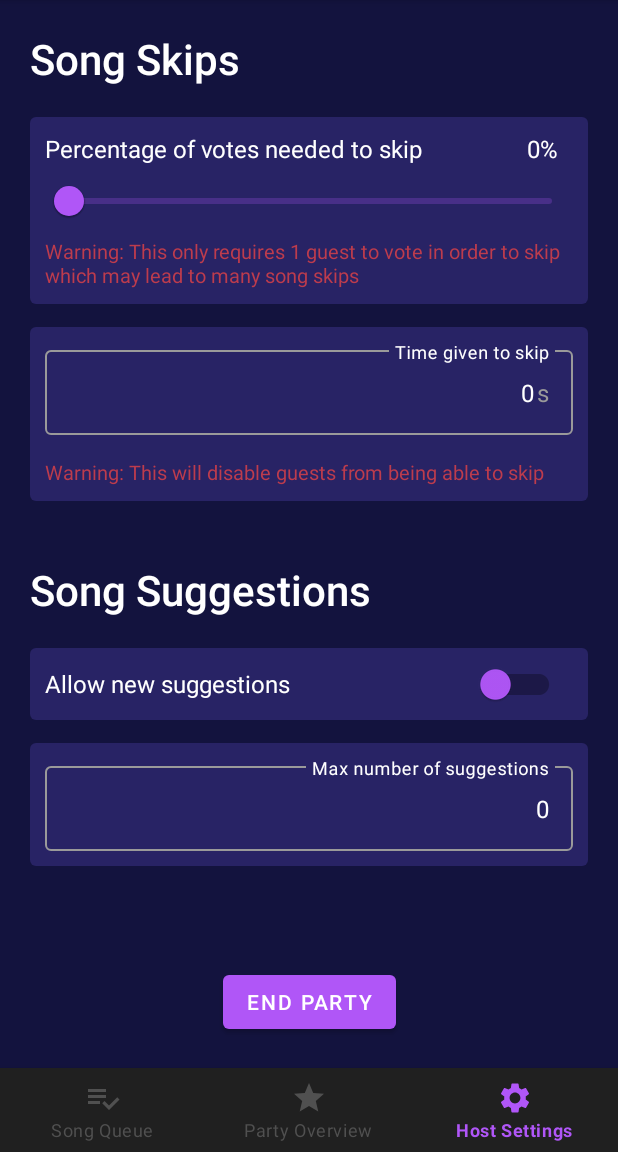
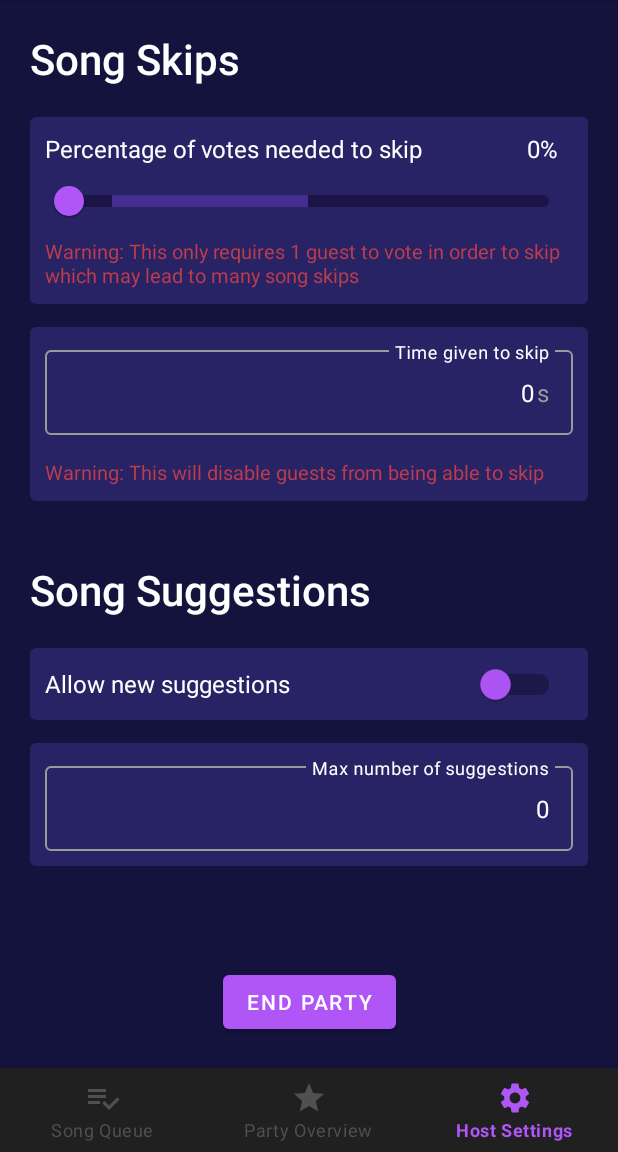
Before and after one commit to toffeegryphon/Jukebox, an Android app: the HostPartyOverviewDuringActivity screen opened directly, with no data from a screen before it, item 3 of the bottom bar chosen, on a phone screen of 412 x 824 dp, the part 84-1236 px from its top. Run offline under Robolectric (Android 15) with nearby library versions, the phone set to English and light mode, and no system bars; our stand-ins replace Firebase (no records; nobody signed in at launch, a user with empty details on screens opened directly), navigation-ui.

Commit message:
Add custom slider for vote skip percentage

```diff
--- /dev/null
+++ b/app/src/main/java/edu/illinois/cs465/jukebox/CustomSliderBar.java
@@ -0,0 +1,105 @@
+package edu.illinois.cs465.jukebox;
+
+import android.annotation.SuppressLint;
+import android.content.Context;
+import android.graphics.Canvas;
+import android.graphics.Paint;
+import android.graphics.Path;
+import android.graphics.Rect;
+import android.graphics.RectF;
+import android.util.AttributeSet;
+
+import java.util.ArrayList;
+
+@SuppressWarnings("deprecation")
+public class CustomSliderBar extends com.google.android.material.slider.Slider {
+    private ArrayList<SliderProgressItem> mProgressItemsList;
+
+    public CustomSliderBar(Context context) {
+        super(context);
+    }
+
+    public CustomSliderBar(Context context, AttributeSet attrs) {
+        super(context, attrs);
+    }
+
+    public CustomSliderBar(Context context, AttributeSet attrs, int defStyle) {
+        super(context, attrs, defStyle);
+    }
+
+    public void initData(ArrayList<SliderProgressItem> progressItemsList) {
+        this.mProgressItemsList = progressItemsList;
+    }
+
+    @Override
+    protected synchronized void onMeasure(int widthMeasureSpec, int heightMeasureSpec) {
+        super.onMeasure(widthMeasureSpec, heightMeasureSpec);
+    }
+
+    @SuppressLint("DrawAllocation")
+    protected void onDraw(Canvas canvas) {
+        if (mProgressItemsList.size() > 0) {
+            int progressBarWidth = getTrackWidth();
+            int progressBarHeight = getTrackHeight() * 2;
+            int lastProgressX = getTrackSidePadding();
+            int progressItemWidth, progressItemRight;
+            int center_vertical = getHeight() / 2;
+            for (int i = 0; i < mProgressItemsList.size(); i++) {
+                SliderProgressItem progressItem = mProgressItemsList.get(i);
+                Paint progressPaint = new Paint();
+                progressPaint.setColor(getResources().getColor(progressItem.color));
+
+                progressItemWidth = (int) (progressItem.progressItemPercentage * progressBarWidth / 100);
+
+                progressItemRight = lastProgressX + progressItemWidth;
+
+                if (i == mProgressItemsList.size() - 1 && progressItemRight != progressBarWidth + getTrackSidePadding()) {
+                    progressItemRight = progressBarWidth + getTrackSidePadding();
+                }
+                RectF progressRect = new RectF();
+                progressRect.set(lastProgressX, center_vertical - (progressBarHeight/2), progressItemRight, center_vertical + (progressBarHeight/2));
+                // canvas.drawRoundRect(progressRect, 50, 50, progressPaint);
+
+                float radius = 40;
+                float[] corners;
+                if (i == 0 && i == mProgressItemsList.size() - 1) {
+                    corners = new float[]{
+                            radius, radius,        // Top left radius in px
+                            radius, radius,        // Top right radius in px
+                            radius, radius,        // Bottom right radius in px
+                            radius, radius,        // Bottom left radius in px
+                    };
+                } else if (i == 0) {
+                    corners = new float[]{
+                            radius, radius,        // Top left radius in px
+                            0, 0,        // Top right radius in px
+                            0, 0,        // Bottom right radius in px
+                            radius, radius,        // Bottom left radius in px
+                    };
+                } else if (i == mProgressItemsList.size() - 1) {
+                    corners = new float[]{
+                            0, 0,        // Top left radius in px
+                            radius, radius,        // Top right radius in px
+                            radius, radius,        // Bottom right radius in px
+                            0, 0,        // Bottom left radius in px
+                    };
+                } else {
+                    corners = new float[]{
+                            0, 0,        // Top left radius in px
+                            0, 0,        // Top right radius in px
+                            0, 0,        // Bottom right radius in px
+                            0, 0         // Bottom left radius in px
+                    };
+                }
+
+                final Path path = new Path();
+                path.addRoundRect(progressRect, corners, Path.Direction.CW);
+                canvas.drawPath(path, progressPaint);
+
+                lastProgressX = progressItemRight;
+            }
+            super.onDraw(canvas);
+        }
+
+    }
+}
--- a/app/src/main/java/edu/illinois/cs465/jukebox/HostSettingFragment.java
+++ b/app/src/main/java/edu/illinois/cs465/jukebox/HostSettingFragment.java
@@ -1,5 +1,7 @@
 package edu.illinois.cs465.jukebox;
 
+import android.content.res.ColorStateList;
+import android.graphics.Color;
 import android.os.Bundle;
 import android.text.Editable;
 import android.text.TextWatcher;
@@ -9,6 +11,8 @@ import android.view.View;
 import android.view.ViewGroup;
 import android.widget.Button;
 import android.widget.EditText;
+import android.widget.LinearLayout;
+import android.widget.SeekBar;
 import android.widget.TextView;
 
 import androidx.appcompat.widget.SwitchCompat;
@@ -19,6 +23,8 @@ import androidx.lifecycle.ViewModelProvider;
 
 import com.google.android.material.internal.TextWatcherAdapter;
 import com.google.android.material.slider.Slider;
+
+import java.util.ArrayList;
 
 import edu.illinois.cs465.jukebox.model.PartyInfo;
 import edu.illinois.cs465.jukebox.viewmodel.HostCreationViewModel;
@@ -35,10 +41,18 @@ public class HostSettingFragment extends SavableFragment {
     private EditText editTimer, editLimit;
     private SwitchCompat switchAllow;
     private Button endPartyButton;
-    private Slider editThreshold;
     private TextView skipThreshold;
     private TextView skipThresholdWarning;
     private TextView skipTimerWarning;
+    private LinearLayout songSuggestionsLayout;
+
+    private CustomSliderBar skipThresholdSlider;
+    private float totalSpan = 100;
+    private float firstOffSpan = 9;
+    private float purpleSpan = 41;
+    private float secondOffSpan = 50;
+    private ArrayList<SliderProgressItem> progressItemList;
+    private SliderProgressItem mProgressItem;
 
     public HostSettingFragment() {
         // Required empty public constructor
@@ -70,9 +84,31 @@ public class HostSettingFragment extends SavableFragment {
         // Inflate the layout for this fragment
         View view = inflater.inflate(R.layout.fragment_host_setting, container, false);
 
-        editThreshold = view.findViewById(R.id.slider_skip_threshold);
+        // Setup custom slider
+        skipThresholdSlider = view.findViewById(R.id.slider_skip_threshold);
+        progressItemList = new ArrayList<SliderProgressItem>();
+
+        mProgressItem = new SliderProgressItem();
+        mProgressItem.progressItemPercentage = ((firstOffSpan / totalSpan) * 100);
+        mProgressItem.color = R.color.purple_1_not_active;
+        progressItemList.add(mProgressItem);
+
+        mProgressItem = new SliderProgressItem();
+        mProgressItem.progressItemPercentage = (purpleSpan / totalSpan) * 100;
+        mProgressItem.color = R.color.purple_1_active;
+        progressItemList.add(mProgressItem);
+
+        mProgressItem = new SliderProgressItem();
+        mProgressItem.progressItemPercentage = (secondOffSpan / totalSpan) * 100;
+        mProgressItem.color = R.color.purple_1_not_active;
+        progressItemList.add(mProgressItem);
+
+        skipThresholdSlider.initData(progressItemList);
+        skipThresholdSlider.invalidate();
+
+
         skipThreshold = view.findViewById(R.id.skip_threshold_number);
-        skipThreshold.setText(getResources().getString(R.string.skip_threshold_number, (int) editThreshold.getValue()));
+        skipThreshold.setText(getResources().getString(R.string.skip_threshold_number, (int) skipThresholdSlider.getValue()));
         skipThresholdWarning = view.findViewById(R.id.skip_threshold_warning_text);
         skipThresholdWarning.setVisibility(View.GONE);
         editTimer = view.findViewById(R.id.edit_skip_timer);
@@ -81,29 +117,36 @@ public class HostSettingFragment extends SavableFragment {
         switchAllow = view.findViewById(R.id.switch_suggestion_allow);
         editLimit = view.findViewById(R.id.edit_suggestion_limit);
         endPartyButton = view.findViewById(R.id.buttonHostSettingsEndParty);
+        songSuggestionsLayout = view.findViewById(R.id.linearLayoutHostSettingsSuggestions);
 
         bindViewModel();
 
         initListeners();
 
-        if(getActivity().getClass() == HostPartyOverviewDuringActivity.class) // If host settings is on the during party screen
+        // Fix bottom padding for when "end party" button is visible
+        if(getActivity().getClass() == HostPartyOverviewDuringActivity.class)
         {
             endPartyButton.setVisibility(View.VISIBLE);
+
+            int padding_in_dp = 116;
+            final float scale = getResources().getDisplayMetrics().density;
+            int padding_in_px = (int) (padding_in_dp * scale + 0.5f);
+            songSuggestionsLayout.setPadding(0, 0, 0, padding_in_px);
         } else {
             endPartyButton.setVisibility(View.GONE);
+            songSuggestionsLayout.setPadding(0,0,0,0);
         }
 
         return view;
     }
 
     private void initListeners() {
-        editThreshold.addOnChangeListener((slider, value, fromUser) -> {
+        skipThresholdSlider.addOnChangeListener((slider, value, fromUser) -> {
                     skipThreshold.setText(getResources().getString(R.string.skip_threshold_number, (int) value));
                     if ((int) value == 0) {
                         skipThresholdWarning.setVisibility(View.VISIBLE);
                         skipThresholdWarning.setText(getResources().getString(R.string.skip_threshold_warning_0));
-            }
-            else if ((int) value < 10) {
+                    } else if ((int) value < 10) {
                         skipThresholdWarning.setVisibility(View.VISIBLE);
                         skipThresholdWarning.setText(getResources().getString(R.string.skip_threshold_warning_too_low, (int) value));
                     } else if ((int) value == 100) {
@@ -116,6 +159,7 @@ public class HostSettingFragment extends SavableFragment {
                         skipThresholdWarning.setVisibility(View.GONE);
                     }
                 });
+
         editTimer.addTextChangedListener(new TextWatcher() {
             public void beforeTextChanged(CharSequence charSequence, int i, int i1, int i2) { }
             public void onTextChanged(CharSequence charSequence, int i, int i1, int i2) { }
@@ -149,7 +193,7 @@ public class HostSettingFragment extends SavableFragment {
     }
 
     public void save() {
-        viewModel.setHostSettingInfo((int) editThreshold.getValue(), Integer.parseInt(editTimer.getText().toString()), Integer.parseInt(editLimit.getText().toString()), switchAllow.isChecked());
+        viewModel.setHostSettingInfo((int) skipThresholdSlider.getValue(), Integer.parseInt(editTimer.getText().toString()), Integer.parseInt(editLimit.getText().toString()), switchAllow.isChecked());
     }
 
     public void bindViewModel() {
@@ -158,19 +202,18 @@ public class HostSettingFragment extends SavableFragment {
 
             @Override
             public void onChanged(PartyInfo partyInfo) {
-                editThreshold.setValue(partyInfo.getSkipThreshold());
+                skipThresholdSlider.setValue(partyInfo.getSkipThreshold());
                 editTimer.setText(String.valueOf(partyInfo.getSkipTimer()));
                 editLimit.setText(String.valueOf(partyInfo.getSuggestionLimit()));
                 switchAllow.setChecked(partyInfo.getAreSuggestionsAllowed());
 
                 if (getActivity().getClass() == HostCreationActivity.class) {
-                    editThreshold.setValue(20);
+                    skipThresholdSlider.setValue(20);
                     editTimer.setText("20");
                     switchAllow.setChecked(true);
                     editLimit.setText("10");
                 }
             }
         });
-
     }
 }
--- /dev/null
+++ b/app/src/main/java/edu/illinois/cs465/jukebox/SliderProgressItem.java
@@ -0,0 +1,6 @@
+package edu.illinois.cs465.jukebox;
+
+public class SliderProgressItem {
+    public int color;
+    public float progressItemPercentage;
+}
--- a/app/src/main/res/layout/fragment_host_setting.xml
+++ b/app/src/main/res/layout/fragment_host_setting.xml
@@ -69,7 +69,7 @@
 
                     </RelativeLayout>
 
-                    <com.google.android.material.slider.Slider
+                    <edu.illinois.cs465.jukebox.CustomSliderBar
                         android:id="@+id/slider_skip_threshold"
                         android:layout_width="match_parent"
                         android:layout_height="wrap_content"
@@ -78,7 +78,9 @@
                         android:valueTo="100"
                         android:stepSize="1"
                         app:tickVisible="false"
-                        android:value="20" />
+                        android:value="20"
+                        app:trackColor="@color/transparent"
+                        android:layout_gravity="center" />
 
                     <TextView
                         android:id="@+id/skip_threshold_warning_text"
--- a/app/src/main/res/values/colors.xml
+++ b/app/src/main/res/values/colors.xml
@@ -2,8 +2,10 @@
 <resources>
     <color name="dark_blue">#13133E</color>
     <color name="purple_1">#B056F7</color>
-    <color name="purple_1_disabled">#39236a</color>
+    <color name="purple_1_not_active">#1c1446</color>
+    <color name="purple_1_active">#462e90</color>
     <color name="purple_2">#8E49F1</color>
+    <color name="purple_background_highlight">#282365</color>
     <color name="indigo">#614EE5</color>
     <color name="spotify_green">#1DB954</color>
     <color name="medium_green">#5EDB91</color>
@@ -14,5 +16,4 @@
     <color name="transparent">#00000000</color>
     <color name="black">#ff000000</color>
     <color name="red">#bd3c4d</color>
-    <color name="purple_background_highlight">#282365</color>
 </resources>
```
Lines whose indentation alone changed are shown as unchanged.
